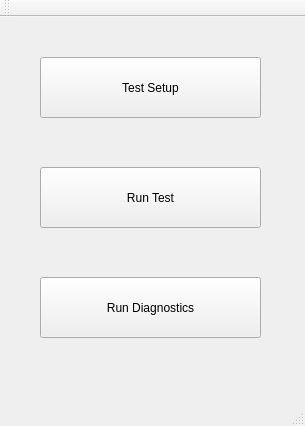
First picture: the form in efidaq.ui, repository cyung3/EFIDAQ, before the edit.
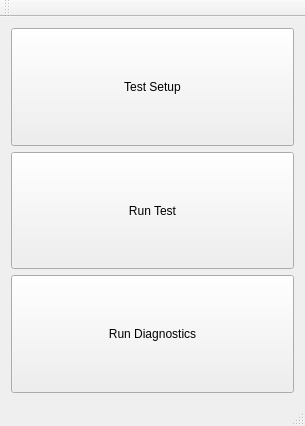
Second picture: the form after the edit.

Commit message: Made efidaq class buttons automatically resize when window resizes. Changed sender class to allow for an easier udp data testing process. Changed the way udpreader class closes the udpSocket.

Diff of the .ui file:
```diff
--- a/efidaq.ui
+++ b/efidaq.ui
@@ -14,45 +14,47 @@
    <string>EFIDAQ</string>
   </property>
   <widget class="QWidget" name="centralWidget">
+   <layout class="QVBoxLayout" name="verticalLayout_2" stretch="1,1,1">
+    <item>
    <widget class="QPushButton" name="SetupButton">
-    <property name="geometry">
-     <rect>
-      <x>40</x>
-      <y>40</y>
-      <width>221</width>
-      <height>61</height>
-     </rect>
+      <property name="sizePolicy">
+       <sizepolicy hsizetype="MinimumExpanding" vsizetype="MinimumExpanding">
+        <horstretch>0</horstretch>
+        <verstretch>0</verstretch>
+       </sizepolicy>
     </property>
     <property name="text">
      <string>Test Setup</string>
     </property>
    </widget>
+    </item>
+    <item>
    <widget class="QPushButton" name="RunTestButton">
-    <property name="geometry">
-     <rect>
-      <x>40</x>
-      <y>150</y>
-      <width>221</width>
-      <height>61</height>
-     </rect>
+      <property name="sizePolicy">
+       <sizepolicy hsizetype="MinimumExpanding" vsizetype="MinimumExpanding">
+        <horstretch>0</horstretch>
+        <verstretch>0</verstretch>
+       </sizepolicy>
     </property>
     <property name="text">
      <string>Run Test</string>
     </property>
    </widget>
+    </item>
+    <item>
    <widget class="QPushButton" name="RunDiagnosticsButton">
-    <property name="geometry">
-     <rect>
-      <x>40</x>
-      <y>260</y>
-      <width>221</width>
-      <height>61</height>
-     </rect>
+      <property name="sizePolicy">
+       <sizepolicy hsizetype="MinimumExpanding" vsizetype="MinimumExpanding">
+        <horstretch>0</horstretch>
+        <verstretch>0</verstretch>
+       </sizepolicy>
     </property>
     <property name="text">
      <string>Run Diagnostics</string>
     </property>
    </widget>
+    </item>
+   </layout>
   </widget>
   <widget class="QMenuBar" name="menuBar">
    <property name="geometry">
```
Left out of the diff: 2 changed lines with no effect on the pictures. Lines whose indentation alone changed are shown as unchanged. The commit also changes 5 other files.
